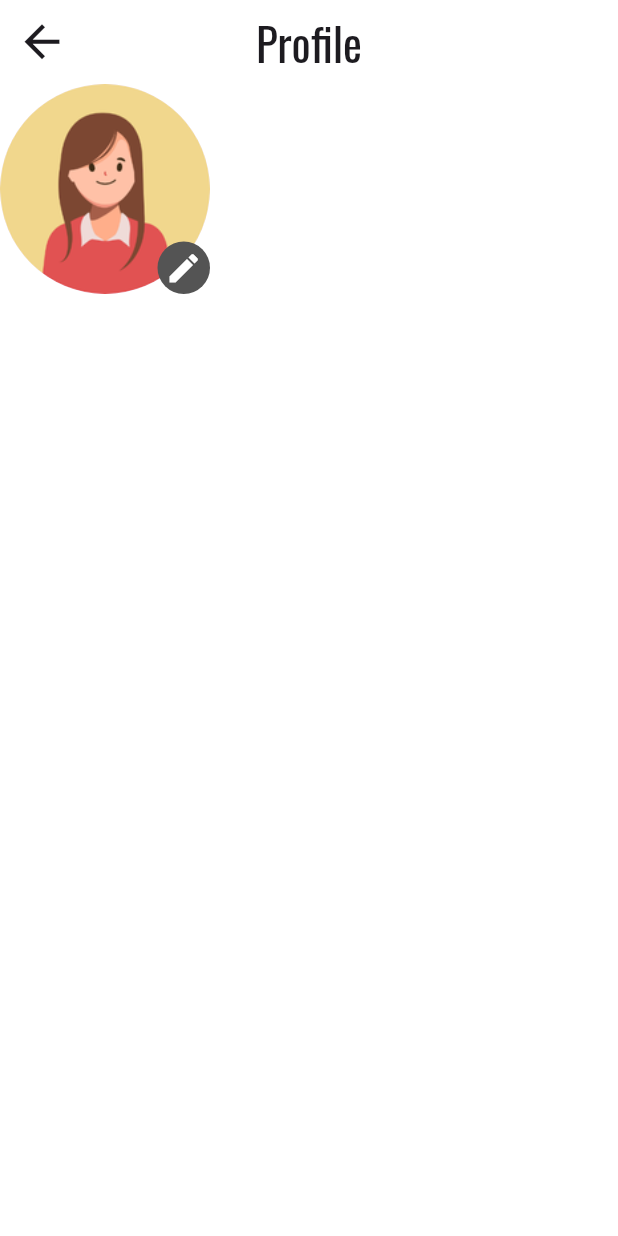
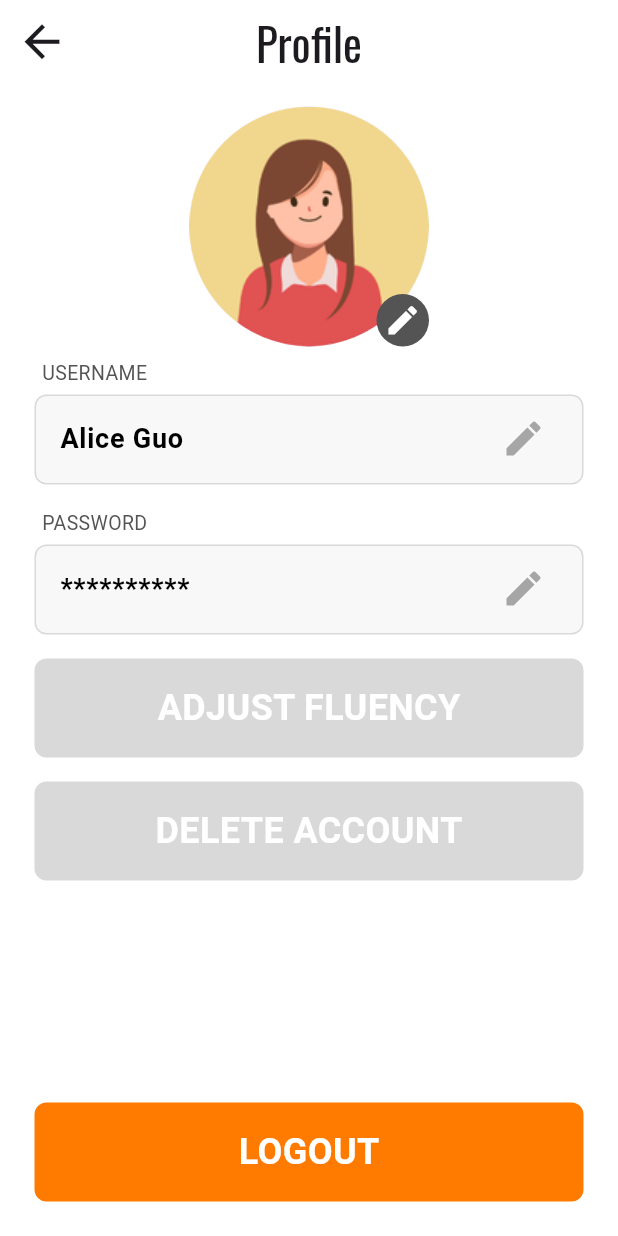
Before and after one commit to joaquingalang/diction-dash, a Flutter app: the ProfileScreen screen opened directly, on a phone screen of 412 x 824 dp. Run offline on Flutter 3.47's test engine with Material 3 defaults, Android fonts, the phone set to English and light mode, and no system bars; our stand-ins replace confetti, percent_indicator.

Commit message:
updated profile_screen.dart

```diff
--- a/lib/main.dart
+++ b/lib/main.dart
@@ -12,6 +12,7 @@ import 'package:diction_dash/screens/minigame/grammar_screen.dart';
 import 'package:diction_dash/screens/minigame/comprehension_screen.dart';
 import 'package:diction_dash/screens/minigame/end_game_screen.dart';
 import 'package:diction_dash/screens/settings/settings_screen.dart';
+import 'package:diction_dash/screens/settings/profile_screen.dart';
 
 
 void main() {
@@ -26,7 +27,7 @@ class DictionDash extends StatelessWidget {
   @override
   Widget build(BuildContext context) {
     return MaterialApp(
-      home: SettingsScreen(),
+      home: ProfileScreen(),
       theme: ThemeData.light().copyWith(
         scaffoldBackgroundColor: Colors.white,
       ),
--- a/lib/screens/authentication/landing_screen.dart
+++ b/lib/screens/authentication/landing_screen.dart
@@ -87,7 +87,7 @@ class LandingScreen extends StatelessWidget {
                     child: const Center(
                       child: Text(
                         'LOG IN',
-                        style: kButtonTextStyleOrange,
+                        style: kOrangeButtonTextStyle,
                       ),
                     ),
                   ),
--- a/lib/screens/minigame/end_game_screen.dart
+++ b/lib/screens/minigame/end_game_screen.dart
@@ -101,7 +101,7 @@ class _EndGameScreenState extends State<EndGameScreen> {
                     Text('EXPERIENCE POINTS', style: kOswaldMedium),
                     Text(
                       '+ 1028 XP',
-                      style: kButtonTextStyleOrange.copyWith(fontSize: 36),
+                      style: kOrangeButtonTextStyle.copyWith(fontSize: 36),
                     ),
                   ],
                 ),
--- a/lib/screens/minigame/grammar_screen.dart
+++ b/lib/screens/minigame/grammar_screen.dart
@@ -105,7 +105,7 @@ class GrammarScreen extends StatelessWidget {
                     borderColor: kOrangeColor600,
                     onPressed: () {},
                     child: Center(
-                      child: Text('INCORRECT', style: kButtonTextStyleOrange),
+                      child: Text('INCORRECT', style: kOrangeButtonTextStyle),
                     ),
                   ),
                 ],
--- a/lib/screens/settings/profile_screen.dart
+++ b/lib/screens/settings/profile_screen.dart
@@ -1,6 +1,8 @@
+import 'package:diction_dash/widgets/buttons/profile_edit_button.dart';
+import 'package:diction_dash/widgets/buttons/rounded_rectangle_button.dart';
 import 'package:flutter/material.dart';
 import 'package:diction_dash/utils/constants.dart';
-import 'package:diction_dash/widgets/buttons/edit_profile_picture_button.dart';
+import 'package:diction_dash/widgets/buttons/profile_picture_edit_button.dart';
 
 class ProfileScreen extends StatelessWidget {
   const ProfileScreen({super.key});
@@ -26,12 +28,53 @@ class ProfileScreen extends StatelessWidget {
 
       // Page Body
       body: SafeArea(
-        child: Column(
-          children: [
+        child: Padding(
+          padding: const EdgeInsets.all(15),
+          child: Column(
+            children: [
+              // Edit Profile Picture
+              ProfilePictureEditButton(onTap: () {}),
 
-            EditProfilePictureButton(onTap: (){}),
+              // Edit Username
+              ProfileEditButton(
+                  text: 'USERNAME', labelText: 'Alice Guo', onTap: () {}),
 
-          ],
+              // Change Password
+              ProfileEditButton(
+                  text: 'PASSWORD', labelText: '**********', onTap: () {}),
+
+              // Adjust Fluency
+              RoundedRectangleButton(
+                backgroundColor: kGrayColor300,
+                onPressed: () {},
+                child: Center(
+                  child: Text('ADJUST FLUENCY', style: kButtonTextStyle),
+                ),
+              ),
+
+              // Delete Account
+              RoundedRectangleButton(
+                backgroundColor: kGrayColor300,
+                onPressed: () {},
+                child: Center(
+                  child: Text('DELETE ACCOUNT', style: kButtonTextStyle),
+                ),
+              ),
+
+              // Expanded Offset
+              Expanded(
+                child: SizedBox(height: 30),
+              ),
+
+              // Logout Button
+              RoundedRectangleButton(
+                onPressed: () {},
+                child: Center(
+                  child: Text('LOGOUT', style: kButtonTextStyle),
+                ),
+              ),
+            ],
+          ),
         ),
       ),
     );
--- a/lib/screens/settings/settings_screen.dart
+++ b/lib/screens/settings/settings_screen.dart
@@ -2,6 +2,8 @@ import 'package:flutter/material.dart';
 import 'package:diction_dash/utils/constants.dart';
 import 'package:diction_dash/widgets/list_tiles/setting_tile.dart';
 import 'package:diction_dash/widgets/list_tiles/switch_setting_tile.dart';
+
+// TODO: Integrate shared preferences
 
 class SettingsScreen extends StatefulWidget {
   const SettingsScreen({super.key});
@@ -11,6 +13,8 @@ class SettingsScreen extends StatefulWidget {
 }
 
 class _SettingsScreenState extends State<SettingsScreen> {
+
+  // Toggle Variables
   bool _notifsEnabled = true;
   bool _capslockEnabled = true;
   bool _soundsEnabled = true;
@@ -18,6 +22,7 @@ class _SettingsScreenState extends State<SettingsScreen> {
   @override
   Widget build(BuildContext context) {
     return Scaffold(
+
       // Page App Bar
       appBar: AppBar(
         backgroundColor: Colors.white,
--- a/lib/widgets/buttons/edit_profile_picture_button.dart
+++ b/lib/widgets/buttons/profile_picture_edit_button.dart
@@ -1,8 +1,8 @@
 import 'package:flutter/material.dart';
 import 'package:diction_dash/utils/constants.dart';
 
-class EditProfilePictureButton extends StatelessWidget {
-  const EditProfilePictureButton({
+class ProfilePictureEditButton extends StatelessWidget {
+  const ProfilePictureEditButton({
     super.key,
     this.imageUrl,
     required this.onTap,
@@ -16,8 +16,10 @@ class EditProfilePictureButton extends StatelessWidget {
     return GestureDetector(
       onTap: onTap,
       child: CircleAvatar(
-        backgroundImage: (imageUrl != null) ? NetworkImage(imageUrl!) : AssetImage('assets/images/placeholder_profile.png'),
-        radius: 70,
+        backgroundImage: (imageUrl != null)
+            ? NetworkImage(imageUrl!)
+            : AssetImage('assets/images/placeholder_profile.png'),
+        radius: 80,
         child: Align(
           alignment: Alignment.bottomRight,
           child: Container(
@@ -27,8 +29,7 @@ class EditProfilePictureButton extends StatelessWidget {
               shape: BoxShape.circle,
               color: kGrayColor600,
             ),
-            child: const Icon(Icons.edit,
-                color: Colors.white, size: 25),
+            child: const Icon(Icons.edit, color: Colors.white, size: 25),
           ),
         ),
       ),
--- a/lib/widgets/buttons/rounded_rectangle_button.dart
+++ b/lib/widgets/buttons/rounded_rectangle_button.dart
@@ -2,16 +2,17 @@ import 'package:flutter/material.dart';
 import 'package:diction_dash/utils/constants.dart';
 
 class RoundedRectangleButton extends StatelessWidget {
-  final Color? color;
-  final void Function() onPressed;
-  final Widget child;
 
   const RoundedRectangleButton({
     super.key,
-    this.color = kOrangeColor600,
+    this.backgroundColor = kOrangeColor600,
     required this.onPressed,
     required this.child,
   });
+
+  final Color? backgroundColor;
+  final void Function() onPressed;
+  final Widget child;
 
   @override
   Widget build(BuildContext context) {
@@ -23,7 +24,7 @@ class RoundedRectangleButton extends StatelessWidget {
           padding: EdgeInsets.symmetric(vertical: 16),
           width: double.infinity,
           decoration: BoxDecoration(
-            color: color,
+            color: backgroundColor,
             borderRadius: BorderRadius.circular(8),
           ),
           child: child,
```
Also changed, not shown: lib/utils/constants.dart (+7 -1 lines).
